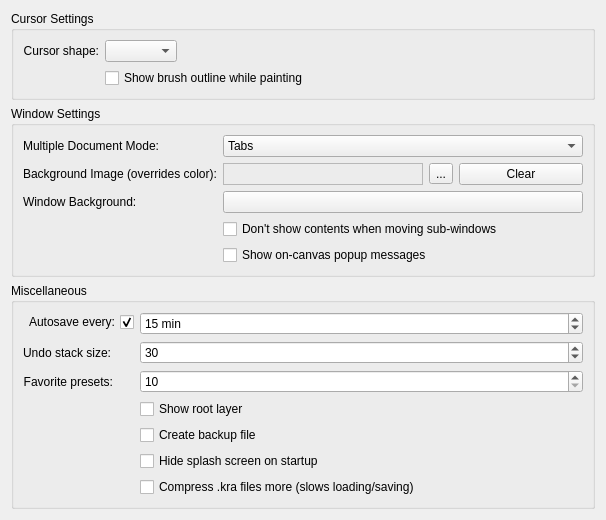
Old version of the form krita/ui/forms/wdggeneralsettings.ui in the repository KDE/krita.
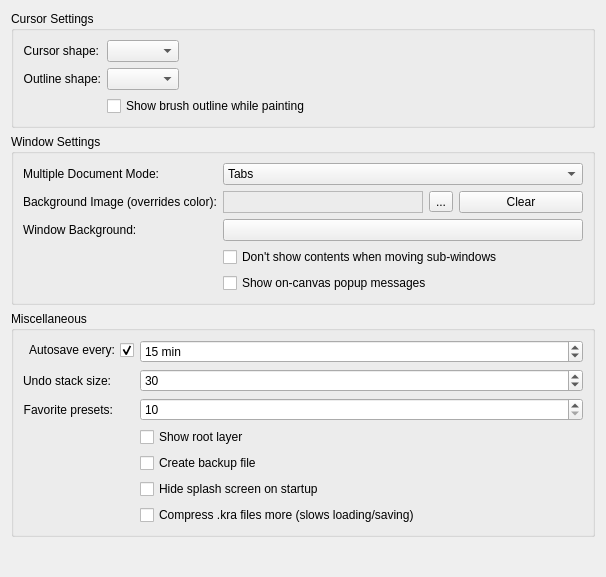
New version of the form. Custom widgets are drawn as their Qt base class.

Commit message:
[FEATURE] Implement MyPaint-style brush outline
This patch does two major things:

1) Implements MyPaint-style brush outline, which is simply a circle.
   It is needed when the brush tip is too complex and people do not want
   to be distracted by the details of it.

2) Configuration GUI of the brush cursor is changed. Now you can choose
   separately, which cursor and which outline you want to see in Krita.
   There is no that huge list now! :)

CC:kimageshop@kde.org

What changed in the file:
```diff
--- a/krita/ui/forms/wdggeneralsettings.ui
+++ b/krita/ui/forms/wdggeneralsettings.ui
@@ -7,7 +7,7 @@
     <x>0</x>
     <y>0</y>
     <width>606</width>
-    <height>520</height>
+    <height>577</height>
    </rect>
   </property>
   <layout class="QVBoxLayout" name="verticalLayout">
@@ -39,13 +39,32 @@
       <item row="0" column="1">
        <widget class="QComboBox" name="m_cmbCursorShape"/>
       </item>
-      <item row="1" column="1">
+      <item row="2" column="1">
        <widget class="QCheckBox" name="m_showOutlinePainting">
         <property name="text">
          <string>Show brush outline while painting</string>
         </property>
        </widget>
       </item>
+      <item row="1" column="1">
+       <widget class="QComboBox" name="m_cmbOutlineShape"/>
+      </item>
+      <item row="1" column="0">
+       <widget class="QLabel" name="textLabel1_2">
+        <property name="sizePolicy">
+         <sizepolicy hsizetype="Preferred" vsizetype="Preferred">
+          <horstretch>0</horstretch>
+          <verstretch>0</verstretch>
+         </sizepolicy>
+        </property>
+        <property name="text">
+         <string>Outline shape:</string>
+        </property>
+        <property name="alignment">
+         <set>Qt::AlignRight|Qt::AlignTrailing|Qt::AlignVCenter</set>
+        </property>
+       </widget>
+      </item>
      </layout>
     </widget>
    </item>
```
Left out of the diff: 12 changed lines with no effect on the pictures. The commit also changes 21 other files.
